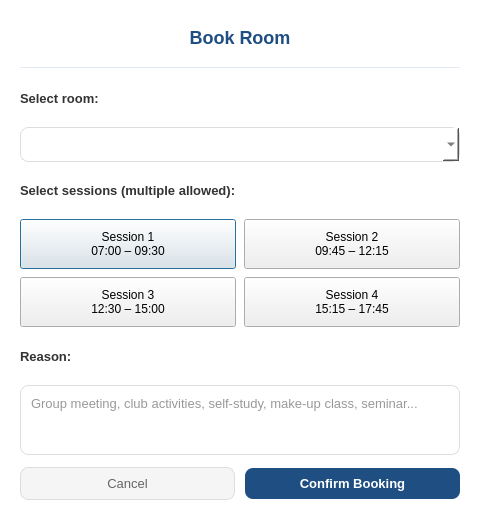
Above: ui/BookingDialog.ui from maihuybao/SmartLockUEL before the change. Below: the same form after it.
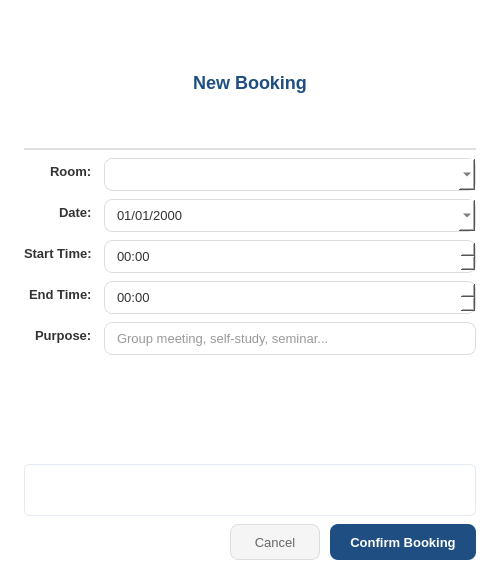
That is the form after the change.

Patch:
```diff
--- a/ui/BookingDialog.ui
+++ b/ui/BookingDialog.ui
@@ -6,8 +6,8 @@
    <rect>
     <x>0</x>
     <y>0</y>
-    <width>480</width>
-    <height>520</height>
+    <width>500</width>
+    <height>580</height>
    </rect>
   </property>
   <property name="windowTitle">
@@ -15,151 +15,170 @@
   </property>
   <property name="styleSheet">
    <string notr="true">QDialog { background: white; }
-QLabel { color: #333; }</string>
+QLabel { color: #333; border: none; }
+QLineEdit, QDateEdit, QTimeEdit { padding: 7px 10px; border: 1px solid #ddd; border-radius: 8px; font-size: 13px; color: #333; background: white; }
+QLineEdit:focus, QDateEdit:focus, QTimeEdit:focus { border: 1px solid #1F4F82; }
+QComboBox { padding: 7px 10px; border: 1px solid #ddd; border-radius: 8px; font-size: 13px; color: #333; background: white; }
+QComboBox:focus { border: 1px solid #1F4F82; }</string>
   </property>
   <layout class="QVBoxLayout" name="mainLayout">
    <property name="spacing">
-    <number>12</number>
+    <number>8</number>
    </property>
-   <property name="leftMargin"><number>20</number></property>
-   <property name="topMargin"><number>20</number></property>
-   <property name="rightMargin"><number>20</number></property>
-   <property name="bottomMargin"><number>20</number></property>
+   <property name="leftMargin">
+    <number>24</number>
+   </property>
+   <property name="topMargin">
+    <number>20</number>
+   </property>
+   <property name="rightMargin">
+    <number>24</number>
+   </property>
+   <property name="bottomMargin">
+    <number>20</number>
+   </property>
    <item>
     <widget class="QLabel" name="lblTitle">
+     <property name="maximumSize">
+      <size>
+       <width>452</width>
+       <height>130</height>
+      </size>
+     </property>
+     <property name="styleSheet">
+      <string notr="true">font-size: 18px; font-weight: bold; color: #1F4F82; padding-bottom: 4px; border-bottom: 2px solid #E0E0E0;</string>
+     </property>
      <property name="text">
-      <string>Book Room</string>
+      <string>New Booking</string>
      </property>
      <property name="alignment">
       <set>Qt::AlignCenter</set>
      </property>
-     <property name="styleSheet">
-      <string notr="true">font-size: 18px; font-weight: bold; color: #1F4F82;</string>
-     </property>
     </widget>
    </item>
    <item>
-    <widget class="QFrame" name="separator">
-     <property name="frameShape">
-      <enum>QFrame::HLine</enum>
+    <layout class="QFormLayout" name="formLayout">
+     <property name="labelAlignment">
+      <set>Qt::AlignRight|Qt::AlignTrailing|Qt::AlignVCenter</set>
      </property>
-     <property name="styleSheet">
-      <string notr="true">color: #E3EAF2;</string>
+     <property name="horizontalSpacing">
+      <number>12</number>
      </property>
-    </widget>
-   </item>
-   <item>
-    <widget class="QLabel" name="lblRoom">
-     <property name="text">
-      <string>Select room:</string>
-     </property>
-     <property name="styleSheet">
-      <string notr="true">font-weight: 600; font-size: 13px;</string>
-     </property>
-    </widget>
-   </item>
-   <item>
-    <widget class="QComboBox" name="comboRoom">
-     <property name="styleSheet">
-      <string notr="true">QComboBox { padding: 8px; border: 1px solid #ddd; border-radius: 8px; font-size: 13px; color: #333; background: white; }
-QComboBox:focus { border: 1px solid #1F4F82; }</string>
-     </property>
-    </widget>
-   </item>
-   <item>
-    <widget class="QLabel" name="lblSession">
-     <property name="text">
-      <string>Select sessions (multiple allowed):</string>
-     </property>
-     <property name="styleSheet">
-      <string notr="true">font-weight: 600; font-size: 13px;</string>
-     </property>
-    </widget>
-   </item>
-   <item>
-    <layout class="QGridLayout" name="sessionGrid">
-     <property name="spacing">
+     <property name="verticalSpacing">
       <number>8</number>
      </property>
      <item row="0" column="0">
-      <widget class="QPushButton" name="btnCa1">
+      <widget class="QLabel" name="lblRoom">
+       <property name="styleSheet">
+        <string notr="true">font-weight: 600; font-size: 13px;</string>
+       </property>
        <property name="text">
-        <string>Session 1
-07:00 – 09:30</string>
-       </property>
-       <property name="minimumSize">
-        <size><width>0</width><height>50</height></size>
-       </property>
-       <property name="cursor">
-        <cursorShape>PointingHandCursor</cursorShape>
+        <string>Room:</string>
        </property>
       </widget>
      </item>
      <item row="0" column="1">
-      <widget class="QPushButton" name="btnCa2">
-       <property name="text">
-        <string>Session 2
-09:45 – 12:15</string>
-       </property>
-       <property name="minimumSize">
-        <size><width>0</width><height>50</height></size>
-       </property>
-       <property name="cursor">
-        <cursorShape>PointingHandCursor</cursorShape>
-       </property>
-      </widget>
+      <widget class="QComboBox" name="comboRoom"/>
      </item>
      <item row="1" column="0">
-      <widget class="QPushButton" name="btnCa3">
+      <widget class="QLabel" name="lblDate">
+       <property name="styleSheet">
+        <string notr="true">font-weight: 600; font-size: 13px;</string>
+       </property>
        <property name="text">
-        <string>Session 3
-12:30 – 15:00</string>
-       </property>
-       <property name="minimumSize">
-        <size><width>0</width><height>50</height></size>
-       </property>
-       <property name="cursor">
-        <cursorShape>PointingHandCursor</cursorShape>
+        <string>Date:</string>
        </property>
       </widget>
      </item>
      <item row="1" column="1">
-      <widget class="QPushButton" name="btnCa4">
+      <widget class="QDateEdit" name="dateEdit">
+       <property name="displayFormat">
+        <string>dd/MM/yyyy</string>
+       </property>
+       <property name="calendarPopup">
+        <bool>true</bool>
+       </property>
+      </widget>
+     </item>
+     <item row="2" column="0">
+      <widget class="QLabel" name="lblStartTime">
+       <property name="styleSheet">
+        <string notr="true">font-weight: 600; font-size: 13px;</string>
+       </property>
        <property name="text">
-        <string>Session 4
-15:15 – 17:45</string>
+        <string>Start Time:</string>
        </property>
-       <property name="minimumSize">
-        <size><width>0</width><height>50</height></size>
+      </widget>
+     </item>
+     <item row="2" column="1">
+      <widget class="QTimeEdit" name="timeEditStart">
+       <property name="displayFormat">
+        <string>HH:mm</string>
        </property>
-       <property name="cursor">
-        <cursorShape>PointingHandCursor</cursorShape>
+      </widget>
+     </item>
+     <item row="3" column="0">
+      <widget class="QLabel" name="lblEndTime">
+       <property name="styleSheet">
+        <string notr="true">font-weight: 600; font-size: 13px;</string>
+       </property>
+       <property name="text">
+        <string>End Time:</string>
+       </property>
+      </widget>
+     </item>
+     <item row="3" column="1">
+      <widget class="QTimeEdit" name="timeEditEnd">
+       <property name="displayFormat">
+        <string>HH:mm</string>
+       </property>
+      </widget>
+     </item>
+     <item row="4" column="0">
+      <widget class="QLabel" name="lblPurpose">
+       <property name="styleSheet">
+        <string notr="true">font-weight: 600; font-size: 13px;</string>
+       </property>
+       <property name="text">
+        <string>Purpose:</string>
+       </property>
+      </widget>
+     </item>
+     <item row="4" column="1">
+      <widget class="QLineEdit" name="lineEditPurpose">
+       <property name="placeholderText">
+        <string>Group meeting, self-study, seminar...</string>
        </property>
       </widget>
      </item>
     </layout>
    </item>
    <item>
-    <widget class="QLabel" name="lblReason">
-     <property name="text">
-      <string>Reason:</string>
-     </property>
-     <property name="styleSheet">
-      <string notr="true">font-weight: 600; font-size: 13px;</string>
-     </property>
-    </widget>
-   </item>
-   <item>
-    <widget class="QTextEdit" name="txtReason">
-     <property name="placeholderText">
-      <string>Group meeting, club activities, self-study, make-up class, seminar...</string>
+    <widget class="QTableWidget" name="tableAvailability">
+     <property name="minimumSize">
+      <size>
+       <width>0</width>
+       <height>52</height>
+      </size>
      </property>
      <property name="maximumSize">
-      <size><width>16777215</width><height>70</height></size>
+      <size>
+       <width>16777215</width>
+       <height>52</height>
+      </size>
      </property>
      <property name="styleSheet">
-      <string notr="true">QTextEdit { border: 1px solid #ddd; border-radius: 8px; padding: 6px; font-size: 13px; color: #333; }
-QTextEdit:focus { border: 1px solid #1F4F82; }</string>
+      <string notr="true">QTableWidget { border: 1px solid #E3EAF2; border-radius: 6px; background: white; gridline-color: #E0E0E0; }
+QHeaderView::section { background: #F0F4F8; color: #555; font-size: 10px; font-weight: 600; padding: 2px; border: none; border-right: 1px solid #E0E0E0; }</string>
+     </property>
+     <property name="editTriggers">
+      <set>QAbstractItemView::NoEditTriggers</set>
+     </property>
+     <property name="selectionMode">
+      <enum>QAbstractItemView::NoSelection</enum>
+     </property>
+     <property name="showGrid">
+      <bool>true</bool>
      </property>
     </widget>
    </item>
@@ -169,25 +188,56 @@
       <number>10</number>
      </property>
      <item>
-      <widget class="QPushButton" name="btnCancel">
-       <property name="text">
-        <string>Cancel</string>
+      <spacer name="btnSpacer">
+       <property name="orientation">
+        <enum>Qt::Horizontal</enum>
+       </property>
+       <property name="sizeHint" stdset="0">
+        <size>
+         <width>40</width>
+         <height>20</height>
+        </size>
+       </property>
+      </spacer>
+     </item>
+     <item>
+      <widget class="QPushButton" name="pushButtonCancel">
+       <property name="minimumSize">
+        <size>
+         <width>90</width>
+         <height>36</height>
+        </size>
+       </property>
+       <property name="cursor">
+        <cursorShape>PointingHandCursor</cursorShape>
        </property>
        <property name="styleSheet">
         <string notr="true">QPushButton { background: #F5F5F5; border: 1px solid #ddd; border-radius: 8px; padding: 8px 20px; color: #666; font-size: 13px; }
 QPushButton:hover { background: #E0E0E0; }</string>
        </property>
+       <property name="text">
+        <string>Cancel</string>
+       </property>
       </widget>
      </item>
      <item>
-      <widget class="QPushButton" name="btnSubmit">
-       <property name="text">
-        <string>Confirm Booking</string>
+      <widget class="QPushButton" name="pushButtonSubmit">
+       <property name="minimumSize">
+        <size>
+         <width>130</width>
+         <height>36</height>
+        </size>
+       </property>
+       <property name="cursor">
+        <cursorShape>PointingHandCursor</cursorShape>
        </property>
        <property name="styleSheet">
         <string notr="true">QPushButton { background: #1F4F82; border: none; border-radius: 8px; padding: 8px 20px; color: white; font-size: 13px; font-weight: bold; }
 QPushButton:hover { background: #163D66; }</string>
        </property>
+       <property name="text">
+        <string>Confirm Booking</string>
+       </property>
       </widget>
      </item>
     </layout>
```
Left out of the diff: 2 changed lines with no effect on the pictures.
